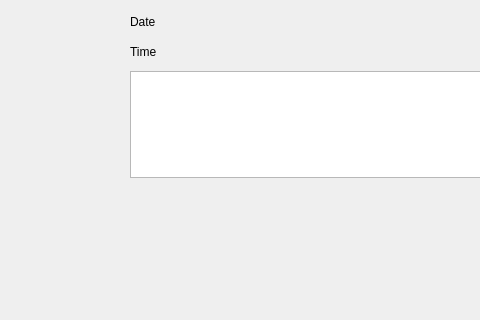
This is StudyGroupFormer/GroupInfo.ui in vu035/StudyGroupApp as Qt 5 draws it before an edit; both pictures show x 0 to 480 and y 189 to 509 of the 700 by 509 pixel window. The edited form follows.
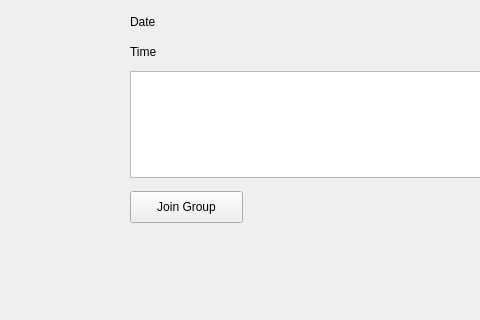
This is the edited form.

Commit message: added join button functionality to group info window

What changed in the file:
```diff
--- a/StudyGroupFormer/GroupInfo.ui
+++ b/StudyGroupFormer/GroupInfo.ui
@@ -195,6 +195,19 @@
     </rect>
    </property>
   </widget>
+  <widget class="QPushButton" name="joinButton">
+   <property name="geometry">
+    <rect>
+     <x>130</x>
+     <y>380</y>
+     <width>113</width>
+     <height>32</height>
+    </rect>
+   </property>
+   <property name="text">
+    <string>Join Group</string>
+   </property>
+  </widget>
  </widget>
  <resources/>
  <connections>
```
The commit also changes 2 other files.
